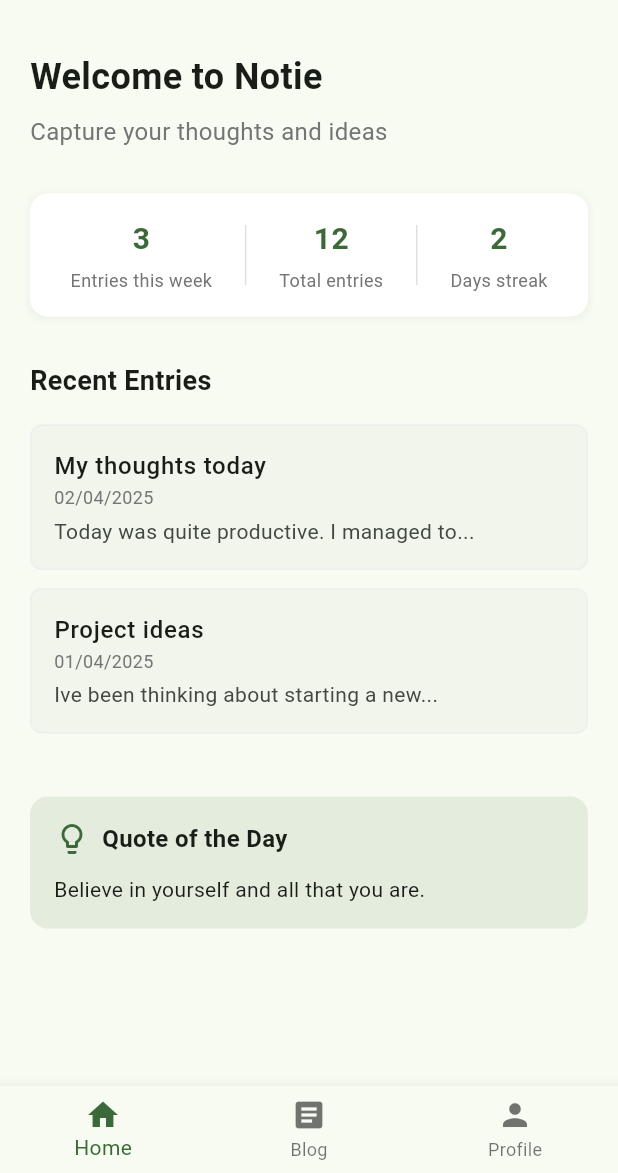
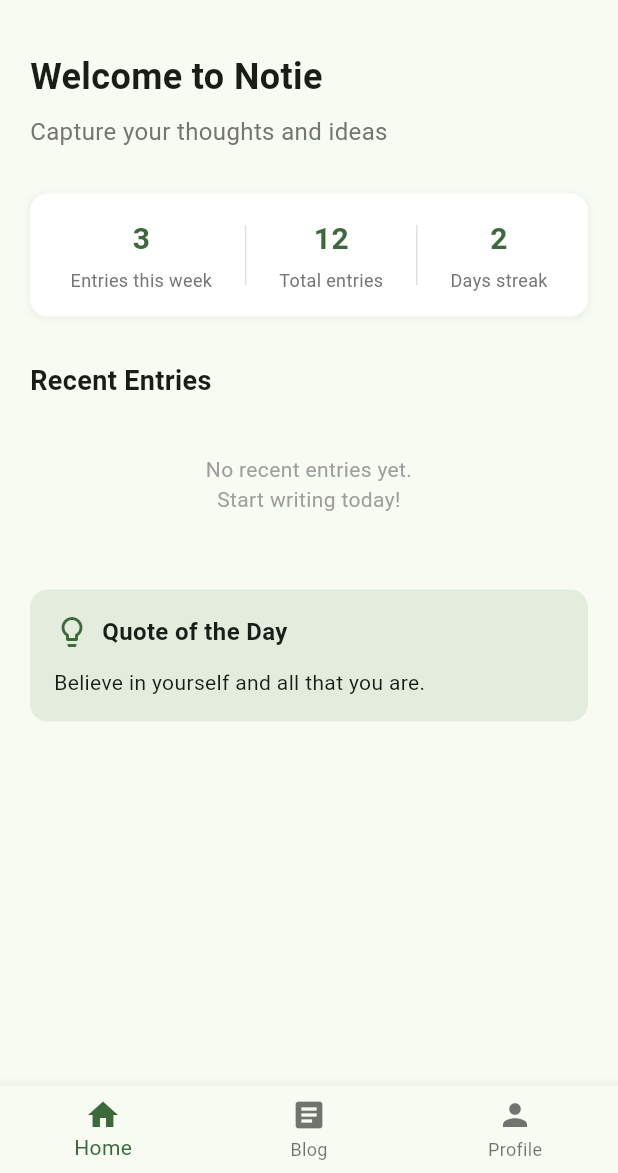
Before and after one commit to raheel38/dairy, a Flutter app: the screen it shows once a user with an empty profile is signed in, on a phone screen of 412 x 824 dp, the part 63-1236 px from its top. Run offline on Flutter 3.47's test engine with Material 3 defaults, Android fonts, the phone set to English and light mode, and no system bars; our stand-ins replace cloud_firestore, firebase_auth, firebase_core, firebase_storage, image_picker; accounts and stored records are empty.

```diff
--- a/diary/lib/widgets/recentEntries.dart
+++ b/diary/lib/widgets/recentEntries.dart
@@ -1,24 +1,57 @@
 import 'package:flutter/material.dart';
-import 'package:diary/screens/addEntry.dart';
+import 'package:cloud_firestore/cloud_firestore.dart';
 
 class RecentEntriesList extends StatelessWidget {
   const RecentEntriesList({Key? key}) : super(key: key);
 
-  Widget _buildRecentEntriesList() {
-    // Placeholder data - replace with real data
-    final List<Map<String, String>> recentEntries = [
-      {
-        'title': 'My thoughts today',
-        'date': '02/04/2025',
-        'preview': 'Today was quite productive. I managed to...'
+  @override
+  Widget build(BuildContext context) {
+    return StreamBuilder<QuerySnapshot>(
+      //
+      stream: FirebaseFirestore.instance
+          .collection('entries')
+          .orderBy('timestamp', descending: true)
+          .limit(5) // Limit to most recent 5 entries
+          .snapshots(),
+      builder: (context, snapshot) {
+        if (snapshot.connectionState == ConnectionState.waiting) {
+          return const Center(child: CircularProgressIndicator());
+        }
+
+        if (snapshot.hasError) {
+          return Center(child: Text('Error: ${snapshot.error}'));
+        }
+
+        final entries = snapshot.data?.docs ?? [];
+
+        // Fixed conversion code
+        final List<Map<String, String>> recentEntries = entries.map((doc) {
+          Map<String, dynamic> data = doc.data() as Map<String, dynamic>;
+
+          // Safely get the content with null check
+          String content = data['content'] as String? ?? '';
+          String preview = '';
+
+          // Create preview only if content exists
+          if (content.isNotEmpty) {
+            preview = content.length > 50
+                ? '${content.substring(0, 50)}...'
+                : content;
+          }
+
+          return {
+            'title': data['title'] as String? ?? 'Untitled',
+            'date': data['date'] as String? ?? '',
+            'preview': preview,
+          };
+        }).toList();
+
+        return _buildRecentEntriesList(recentEntries);
       },
-      {
-        'title': 'Project ideas',
-        'date': '01/04/2025',
-        'preview': 'Ive been thinking about starting a new...'
-      },
-    ];
+    );
+  }
 
+  Widget _buildRecentEntriesList(List<Map<String, String>> recentEntries) {
     if (recentEntries.isEmpty) {
       return Container(
         padding: const EdgeInsets.all(20),
@@ -32,7 +65,19 @@ class RecentEntriesList extends StatelessWidget {
     }
 
     return Column(
-      children: recentEntries.map((entry) {
+      crossAxisAlignment: CrossAxisAlignment.start,
+      children: [
+        const Padding(
+          padding: EdgeInsets.only(left: 4, bottom: 8),
+          child: Text(
+            'Recent Entries',
+            style: TextStyle(
+              fontSize: 18,
+              fontWeight: FontWeight.bold,
+            ),
+          ),
+        ),
+        ...recentEntries.map((entry) {
           return Card(
             margin: const EdgeInsets.only(bottom: 12),
             elevation: 0,
@@ -66,16 +111,12 @@ class RecentEntriesList extends StatelessWidget {
               contentPadding:
                   const EdgeInsets.symmetric(horizontal: 16, vertical: 8),
               onTap: () {
-              // View full entry
+                // Navigate to view the full entry
               },
             ),
           );
         }).toList(),
+      ],
     );
   }
-
-  @override
-  Widget build(BuildContext context) {
-    return _buildRecentEntriesList();
 }
-}
```
Also changed, not shown: diary/lib/screens/todolist.dart (added). Lines whose indentation alone changed are shown as unchanged.
